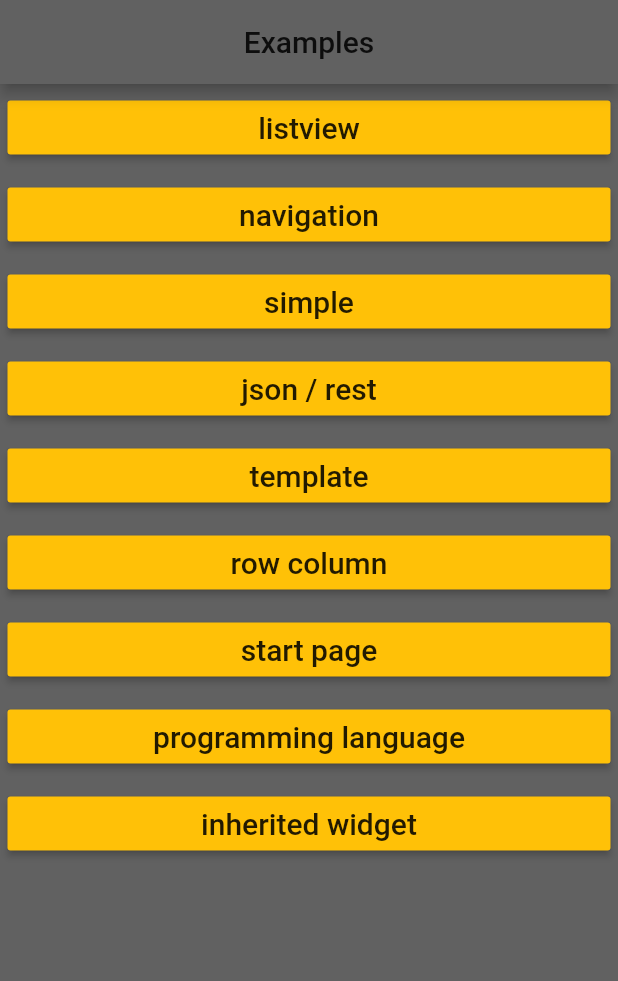
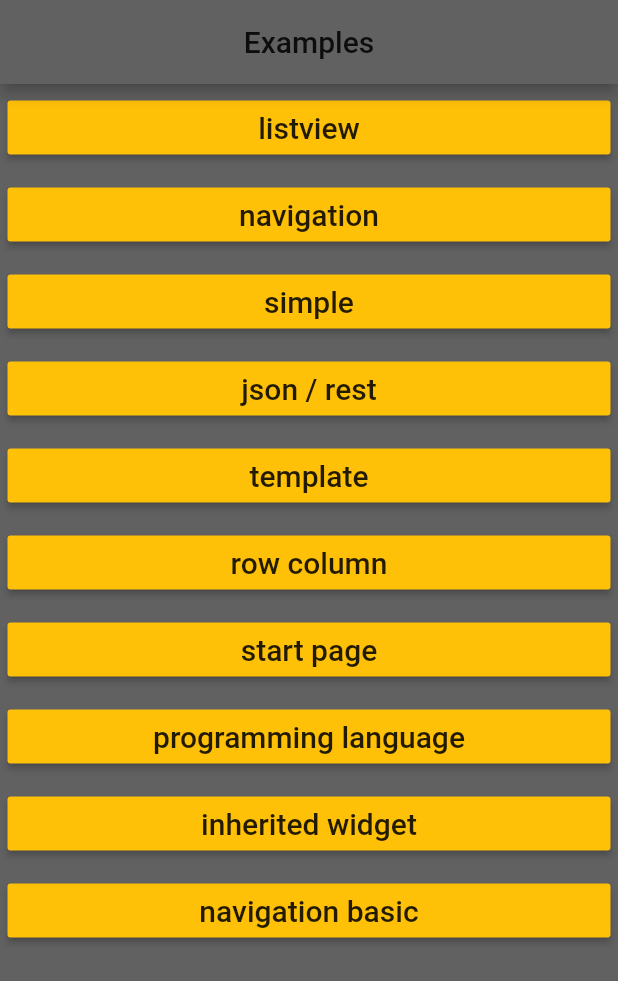
Before and after one commit to leventarican/cookbook-flutter, a Flutter app: the screen it shows after launch, on a phone screen of 412 x 824 dp. Shown: the top 981 px of the screen. Run offline on Flutter 3.47's test engine with Material 2 defaults, Android fonts, the phone set to English and light mode, and no system bars.

Commit message:
basic navigation

```diff
--- a/refresh/lib/examples/navigation_example.dart
+++ b/refresh/lib/examples/navigation_example.dart
@@ -2,7 +2,8 @@ import 'package:flutter/material.dart';
 
 const ABOUT_PAGE = "/About";
 
-//MainPage is a demo of two pages: navigate from one page to another
+/// named routes
+/// demo of two pages: navigate from one page to another
 class NavigationExample extends StatelessWidget {
   @override
   Widget build(BuildContext context) {
@@ -63,6 +64,9 @@ class AboutPage extends StatelessWidget {
               color: Colors.orangeAccent,
             ),
             iconSize: 100.0,
+            onPressed: () {
+              debugPrint('clicked.');
+            },
           ),
           Text("Flutter",
               style: TextStyle(
--- a/refresh/lib/main.dart
+++ b/refresh/lib/main.dart
@@ -4,6 +4,7 @@ import 'package:flutter/material.dart';
 import 'package:flutter/widgets.dart';
 import 'package:refresh/examples/inherited_widget_example.dart';
 import 'package:refresh/examples/json_rest_example.dart';
+import 'package:refresh/examples/navigation_basic_example.dart';
 import 'package:refresh/examples/navigation_example.dart';
 import 'package:refresh/examples/row_column_example.dart';
 import 'package:refresh/examples/simple_example.dart';
@@ -77,6 +78,10 @@ class _StartState extends State<Start> {
             name: 'inherited widget',
             action: () => clicked(InheritedWidgetExample()),
           ),
+          MenuButton(
+            name: 'navigation basic',
+            action: () => clicked(NavigationBasicExample()),
+          ),
         ]));
   }
 }
```
Also changed, not shown: refresh/lib/examples/navigation_basic_example.dart (added, +46 -0 lines), refresh/flutter_01.png (deleted), refresh/screenshot.png (added), 1 other file.
